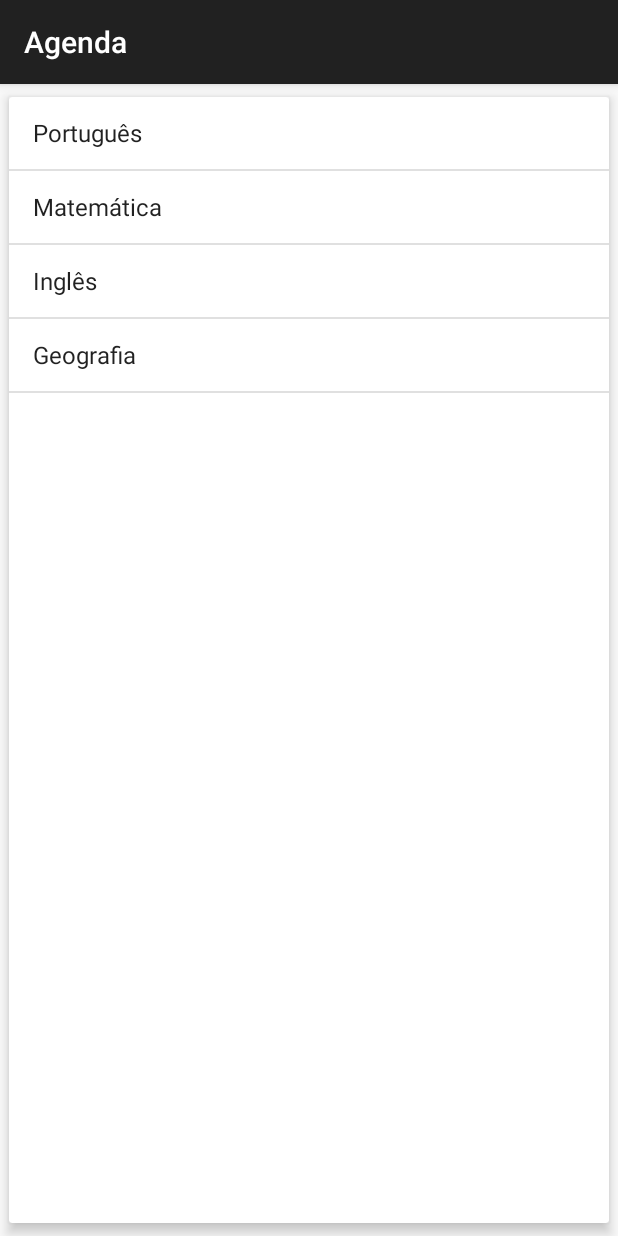
After one commit to TomazMartins/alura-carreiraAndroid-final, an Android app: the AssessmentActivity screen opened directly, with no data from a screen before it, on a phone screen of 412 x 824 dp. The commit adds this screen. Run offline under Robolectric (Android 15) with nearby library versions, the phone set to English and light mode, and no system bars.

Commit message:
Create new Activity: Assessment. With CardView
Signed-off-by: TomazMartins <tomaz.r.martins@gmail.com>

```diff
--- a/app/build.gradle
+++ b/app/build.gradle
@@ -21,6 +21,8 @@ android {
 }
 
 dependencies {
+    implementation 'com.android.support.constraint:constraint-layout:1.0.2'
     compile fileTree(include: ['*.jar'], dir: 'libs')
     compile 'com.android.support:appcompat-v7:23.1.1'
+    implementation 'com.android.support:cardview-v7:27.0.2'
 }
--- /dev/null
+++ b/app/src/main/java/br/com/alura/schedule/AssessmentActivity.java
@@ -0,0 +1,51 @@
+package br.com.alura.schedule;
+
+import android.support.v7.app.AppCompatActivity;
+import android.os.Bundle;
+import android.view.View;
+import android.widget.AdapterView;
+import android.widget.ArrayAdapter;
+import android.widget.ListView;
+import android.widget.Toast;
+
+import java.lang.reflect.Array;
+import java.util.ArrayList;
+import java.util.Arrays;
+import java.util.List;
+
+import br.com.alura.schedule.models.Assessment;
+
+public class AssessmentActivity extends AppCompatActivity {
+
+    @Override
+    protected void onCreate( Bundle savedInstanceState ) {
+        super.onCreate( savedInstanceState );
+        setContentView( R.layout.activity_assessment );
+
+        List<String> portugueseTopics = Arrays.asList( "Sujeito", "Predicado", "Objeto" );
+        Assessment portugueseAssessment = new Assessment( portugueseTopics, "Português", "12/12/12" );
+
+        List<String> mathTopics = Arrays.asList( "Equação", "Operações" );
+        Assessment mathAssessment = new Assessment( mathTopics, "Matemática", "13/12/12" );
+
+        List<String> englishTopics = Arrays.asList( "To Be", "To Do" );
+        Assessment englishAssessment = new Assessment( englishTopics, "Inglês", "14/12/12" );
+
+        List<String> geographTopics = Arrays.asList( "Relevo", "Mapas" );
+        Assessment geographAssessment = new Assessment( geographTopics, "Geografia", "15/12/12" );
+
+        List<Assessment> assessmentList = Arrays.asList( portugueseAssessment, mathAssessment, englishAssessment, geographAssessment );
+        ArrayAdapter<Assessment> assessmentAdapter = new ArrayAdapter<>( this, android.R.layout.simple_list_item_1, assessmentList );
+
+        ListView listView = (ListView) findViewById( R.id.list_assessment );
+        listView.setAdapter( assessmentAdapter );
+
+        listView.setOnItemClickListener( new AdapterView.OnItemClickListener() {
+            @Override
+            public void onItemClick( AdapterView<?> parent, View view, int position, long l ) {
+                Assessment currentAssessment = (Assessment) parent.getItemAtPosition( position );
+                Toast.makeText( AssessmentActivity.this, "On: " + currentAssessment.toString(), Toast.LENGTH_SHORT ).show();
+            }
+        } );
+    }
+}
--- a/app/src/main/java/br/com/alura/schedule/FormActivity.java
+++ b/app/src/main/java/br/com/alura/schedule/FormActivity.java
@@ -16,7 +16,7 @@ import android.widget.Toast;
 import java.io.File;
 
 import br.com.alura.schedule.dao.StudentDAO;
-import br.com.alura.schedule.modelo.Student;
+import br.com.alura.schedule.models.Student;
 
 public class FormActivity extends AppCompatActivity {
     public static final int CAMERA_CODE = 567;
--- a/app/src/main/java/br/com/alura/schedule/FormHelper.java
+++ b/app/src/main/java/br/com/alura/schedule/FormHelper.java
@@ -6,7 +6,7 @@ import android.widget.EditText;
 import android.widget.ImageView;
 import android.widget.RatingBar;
 
-import br.com.alura.schedule.modelo.Student;
+import br.com.alura.schedule.models.Student;
 
 public class FormHelper {
 
--- a/app/src/main/java/br/com/alura/schedule/SendStudentTask.java
+++ b/app/src/main/java/br/com/alura/schedule/SendStudentTask.java
@@ -9,7 +9,7 @@ import java.util.List;
 
 import br.com.alura.schedule.converter.StudentConverter;
 import br.com.alura.schedule.dao.StudentDAO;
-import br.com.alura.schedule.modelo.Student;
+import br.com.alura.schedule.models.Student;
 
 
 public class SendStudentTask extends AsyncTask<Void, Void, String> {
--- a/app/src/main/java/br/com/alura/schedule/adapter/StudentAdapter.java
+++ b/app/src/main/java/br/com/alura/schedule/adapter/StudentAdapter.java
@@ -13,7 +13,7 @@ import android.widget.TextView;
 import java.util.List;
 
 import br.com.alura.schedule.R;
-import br.com.alura.schedule.modelo.Student;
+import br.com.alura.schedule.models.Student;
 
 
 public class StudentAdapter extends BaseAdapter {
--- a/app/src/main/java/br/com/alura/schedule/converter/StudentConverter.java
+++ b/app/src/main/java/br/com/alura/schedule/converter/StudentConverter.java
@@ -5,7 +5,7 @@ import org.json.JSONStringer;
 
 import java.util.List;
 
-import br.com.alura.schedule.modelo.Student;
+import br.com.alura.schedule.models.Student;
 
 public class StudentConverter {
     public String convertToJSON( List<Student> students ) {
--- a/app/src/main/java/br/com/alura/schedule/dao/StudentDAO.java
+++ b/app/src/main/java/br/com/alura/schedule/dao/StudentDAO.java
@@ -10,7 +10,7 @@ import android.support.annotation.NonNull;
 import java.util.ArrayList;
 import java.util.List;
 
-import br.com.alura.schedule.modelo.Student;
+import br.com.alura.schedule.models.Student;
 
 public class StudentDAO extends SQLiteOpenHelper {
     public StudentDAO( Context context ) {
--- /dev/null
+++ b/app/src/main/java/br/com/alura/schedule/models/Assessment.java
@@ -0,0 +1,44 @@
+package br.com.alura.schedule.models;
+
+import java.util.List;
+
+public class Assessment {
+    private List<String> mTopics;
+    private String mDiscipline;
+    private String mDate;
+
+    public Assessment( List<String> topics, String disciplines, String date ) {
+        this.mDiscipline = disciplines;
+        this.mTopics = topics;
+        this.mDate = date;
+    }
+
+    public List<String> getTopics() {
+        return mTopics;
+    }
+
+    public void setTopics( List<String> topics ) {
+        this.mTopics = topics;
+    }
+
+    public String getDiscipline() {
+        return mDiscipline;
+    }
+
+    public void setDiscipline( String discipline ) {
+        this.mDiscipline = mDiscipline;
+    }
+
+    public String getDate() {
+        return mDate;
+    }
+
+    public void setDate( String date ) {
+        this.mDate = mDate;
+    }
+
+    @Override
+    public String toString() {
+        return this.mDiscipline;
+    }
+}
--- a/app/src/main/java/br/com/alura/schedule/modelo/Student.java
+++ b/app/src/main/java/br/com/alura/schedule/models/Student.java
@@ -1,4 +1,4 @@
-package br.com.alura.schedule.modelo;
+package br.com.alura.schedule.models;
 
 import java.io.Serializable;
 
--- /dev/null
+++ b/app/src/main/res/layout/activity_assessment.xml
@@ -0,0 +1,17 @@
+<?xml version="1.0" encoding="utf-8"?>
+<android.support.v7.widget.CardView
+    xmlns:android="http://schemas.android.com/apk/res/android"
+    xmlns:app="http://schemas.android.com/apk/res-auto"
+    android:layout_width="match_parent"
+    android:layout_height="match_parent"
+    app:cardUseCompatPadding="true"
+    app:cardElevation="5dp">
+
+    <ListView
+        android:id="@+id/list_assessment"
+    android:layout_width="match_parent"
+    android:layout_height="match_parent">
+
+    </ListView>
+
+</android.support.v7.widget.CardView>
--- a/build.gradle
+++ b/build.gradle
@@ -3,6 +3,7 @@
 buildscript {
     repositories {
         jcenter()
+        google()
     }
     dependencies {
         classpath 'com.android.tools.build:gradle:3.0.1'
@@ -15,5 +16,6 @@ buildscript {
 allprojects {
     repositories {
         jcenter()
+        google()
     }
 }
```
Also changed, not shown: app/src/main/AndroidManifest.xml (+12 -10 lines), app/src/main/java/br/com/alura/schedule/ListStudentActivity.java (+7 -2 lines), app/src/main/res/menu/menu_lista_alunos.xml (+7 -1 lines).
